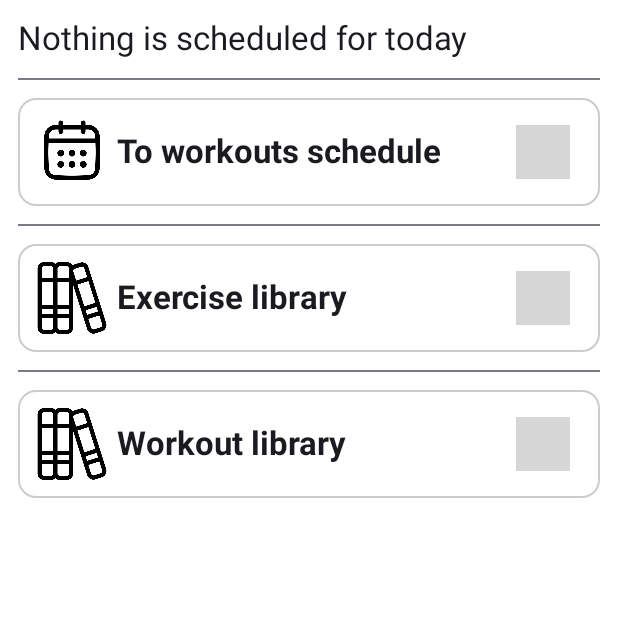
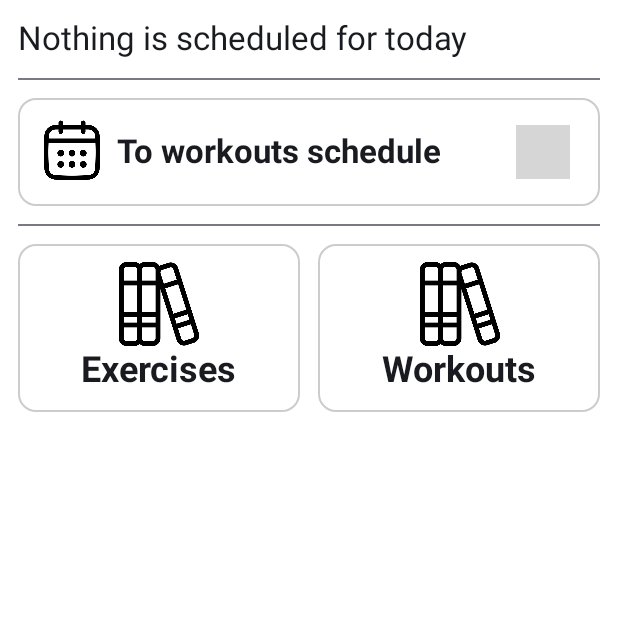
Before and after one commit to yaremchuken/fitness-terra_android, an Android app built with Jetpack Compose: the HomeScreen screen opened through its navigation route, on a phone screen of 412 x 824 dp, the top half of it. Run offline under Robolectric (Android 15) with nearby library versions, the phone set to English and light mode, and no system bars; our stand-ins replace Dagger/Hilt's generated code; grey boxes are pictures that could not be loaded.

Commit message:
Home screen design adjusts

```diff
--- a/app/src/main/java/exp/yaremchuken/fitnessterra/ui/view/home/HomeScreen.kt
+++ b/app/src/main/java/exp/yaremchuken/fitnessterra/ui/view/home/HomeScreen.kt
@@ -7,6 +7,7 @@ import androidx.compose.foundation.clickable
 import androidx.compose.foundation.layout.Arrangement
 import androidx.compose.foundation.layout.Column
 import androidx.compose.foundation.layout.Row
+import androidx.compose.foundation.layout.Spacer
 import androidx.compose.foundation.layout.fillMaxSize
 import androidx.compose.foundation.layout.fillMaxWidth
 import androidx.compose.foundation.layout.height
@@ -96,33 +97,40 @@ fun HomeScreen(
                     it.workout
                 )
             }
+
             Divider()
             Column(
                 Modifier.padding(vertical = 12.dp)
             ) {
-                LinkBlock(
-                    onClick = { gotoCalendar() },
-                    isCalendarLink = true
+                LinkHorizontalBlock(
+                    onClick = { gotoCalendar() }
                 )
             }
+
             Divider()
+            Row {
                 Column(
-                Modifier.padding(vertical = 12.dp)
+                    Modifier
+                        .weight(1F)
+                        .padding(vertical = 12.dp)
                 ) {
-                LinkBlock(
+                    LinkVerticalBlock(
                         onClick = { gotoExerciseLibrary() },
                         isExerciseLink = true
                     )
                 }
-            Divider()
+                Spacer(Modifier.width(12.dp))
                 Column(
-                Modifier.padding(vertical = 12.dp)
+                    Modifier
+                        .weight(1F)
+                        .padding(vertical = 12.dp)
                 ) {
-                LinkBlock(
-                    onClick = { gotoWorkoutLibrary() },
-                    isWorkoutLink = true
+                    LinkVerticalBlock(
+                        onClick = { gotoWorkoutLibrary() }
                     )
                 }
+            }
+
             if (latestHistory.isNotEmpty()) {
                 Divider()
                 Text(
@@ -144,26 +152,11 @@ fun HomeScreen(
 }
 
 @Composable
-fun LinkBlock(
-    onClick: () -> Unit,
-    isCalendarLink: Boolean = false,
-    isExerciseLink: Boolean = false,
-    isWorkoutLink: Boolean = false
+fun LinkHorizontalBlock(
+    onClick: () -> Unit
 ) {
-    val linkText =
-        if (isCalendarLink) {
-            stringResource(R.string.to_workouts_schedule_link)
-        } else if (isExerciseLink) {
-            stringResource(R.string.to_exercise_library_link)
-        } else if (isWorkoutLink) {
-            stringResource(R.string.to_workout_library_link)
-        } else {
-            "EMPTY LINK!"
-        }
-
     Row(
         Modifier
-            .fillMaxWidth()
             .clickable { onClick() }
             .border(
                 width = 1.dp,
@@ -179,16 +172,14 @@ fun LinkBlock(
             verticalAlignment = Alignment.CenterVertically
         ) {
             Image(
-                painter =
-                    if (isCalendarLink) painterResource(id = R.drawable.ic_calendar)
-                    else painterResource(id = R.drawable.ic_library_icon),
+                painter = painterResource(id = R.drawable.ic_calendar),
                 contentDescription = null,
                 Modifier
                     .width(48.dp)
                     .height(48.dp)
             )
             Text(
-                text = linkText,
+                text = stringResource(R.string.to_workouts_schedule_link),
                 Modifier
                     .padding(start = 6.dp),
                 style = Typography.titleLarge,
@@ -207,3 +198,47 @@ fun LinkBlock(
         }
     }
 }
+
+@Composable
+fun LinkVerticalBlock(
+    onClick: () -> Unit,
+    isExerciseLink: Boolean = false
+) {
+    val linkText =
+        if (isExerciseLink) {
+            stringResource(R.string.to_exercise_library_link)
+        } else {
+            stringResource(R.string.to_workout_library_link)
+        }
+
+    Column(
+        Modifier
+            .fillMaxWidth()
+            .clickable { onClick() }
+            .border(
+                width = 1.dp,
+                color = Color.LightGray,
+                UIConstants.ROUNDED_CORNER
+            ),
+        horizontalAlignment = Alignment.CenterHorizontally
+    ) {
+        Column(
+            Modifier
+                .padding(all = 12.dp),
+            horizontalAlignment = Alignment.CenterHorizontally
+        ) {
+            Image(
+                painter = painterResource(id = R.drawable.ic_library_icon),
+                contentDescription = null,
+                Modifier
+                    .width(56.dp)
+                    .height(56.dp)
+            )
+            Text(
+                text = linkText,
+                style = Typography.headlineSmall,
+                fontWeight = FontWeight.Bold
+            )
+        }
+    }
+}
--- a/app/src/main/res/values/strings.xml
+++ b/app/src/main/res/values/strings.xml
@@ -40,8 +40,8 @@
     <string name="speak_next_set_block">next set :set repeats</string>
     <string name="speak_next_section_block">next section :section</string>
     <string name="exercise_library_title">Exercises</string>
-    <string name="to_exercise_library_link">Exercise library</string>
-    <string name="to_workout_library_link">Workout library</string>
+    <string name="to_exercise_library_link">Exercises</string>
+    <string name="to_workout_library_link">Workouts</string>
     <string name="workout_library_title">Workouts</string>
     <string name="weight_title">Weight</string>
     <string name="kg_title">kg</string>
```
Also changed, not shown: 1 other file. Lines whose indentation alone changed are shown as unchanged.
